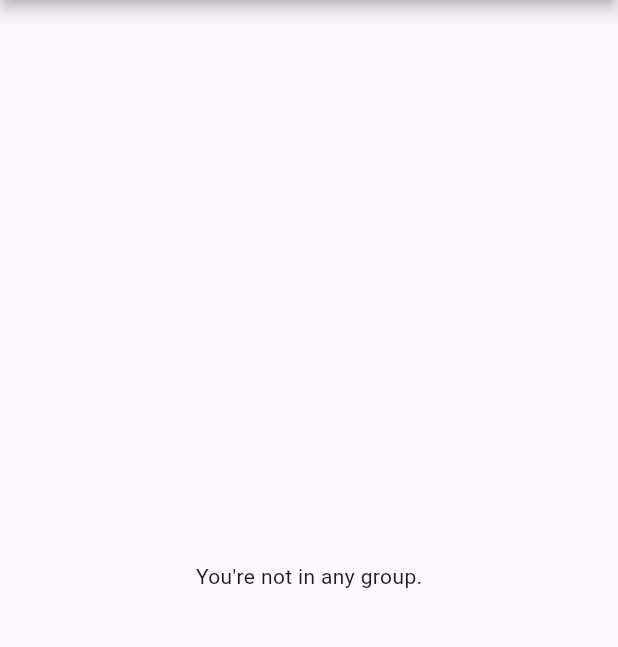
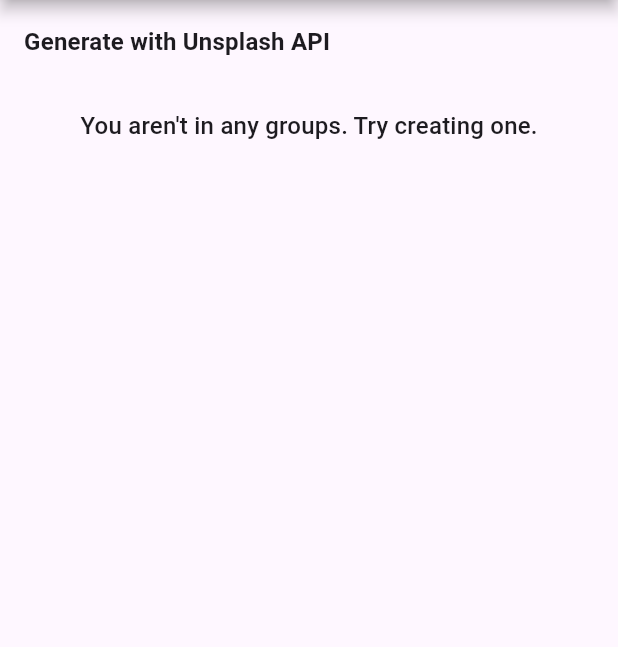
Before and after one commit to lordbenedikt/card_pairs_app_flutter, a Flutter app: the screen it shows once a user with an empty profile is signed in, on a phone screen of 412 x 824 dp, the part 84-731 px from its top. Run offline on Flutter 3.47's test engine with Material 3 defaults, Android fonts, the light colour scheme and no system bars; our stand-ins replace cloud_firestore, firebase_auth, firebase_core, firebase_storage, flip_card, flutter_riverpod and 7 more; accounts and stored records are empty.

Commit message:
show 'generate with unsplash' even when not in any group

```diff
--- a/lib/screens/group_list.dart
+++ b/lib/screens/group_list.dart
@@ -1,7 +1,10 @@
+import 'dart:math';
+
 import 'package:cloud_firestore/cloud_firestore.dart';
 import 'package:firebase_auth/firebase_auth.dart';
 import 'package:flutter/material.dart';
 import 'package:flutter_riverpod/flutter_riverpod.dart';
+import 'package:memory/models/group.dart';
 import 'package:memory/providers/group_provider.dart';
 import 'package:memory/screens/profile.dart';
 import 'package:memory/screens/set_list.dart';
@@ -80,8 +83,9 @@
               );
             }
 
+            List<Group> myGroups;
             if (groups.isNotEmpty) {
-              final myGroups = groups
+              myGroups = groups
                   .where(
                     (group) =>
                         group.members
@@ -89,10 +93,13 @@
                         group.uid == '26f220a9-5ebe-467b-836e-37d389045c3f',
                   )
                   .toList();
+            } else {
+              myGroups = [];
+            }
             return GestureDetector(
               behavior: HitTestBehavior.opaque,
               child: ListView.builder(
-                  itemCount: myGroups.length + 1,
+                itemCount: max(2, myGroups.length + 1),
                 itemBuilder: (context, index) {
                   if (index == 0) {
                     return ListTile(
@@ -106,6 +113,16 @@
                         style:
                             Theme.of(context).textTheme.titleMedium!.copyWith(
                                   fontWeight: FontWeight.bold,
+                                ),
+                      ),
+                    );
+                  }
+                  if (index == 1 && myGroups.isEmpty) {
+                    return const ListTile(
+                      onTap: null,
+                      title: Center(
+                        child: Text(
+                          "You aren't in any groups. Try creating one.",
                         ),
                       ),
                     );
@@ -124,7 +141,8 @@
                       radius: 30,
                       backgroundImage: NetworkImage(group.imageUrl),
                     ),
-                      title: Column(children: [
+                    title: Column(
+                      children: [
                         Text(
                           group.title,
                           style:
@@ -132,14 +150,12 @@
                                     fontWeight: FontWeight.bold,
                                   ),
                         ),
-                      ]),
+                      ],
+                    ),
                   );
                 },
               ),
             );
-            } else {
-              return const Center(child: Text("You're not in any group."));
-            }
           },
         ),
       ),
```
Lines whose indentation alone changed are shown as unchanged.
